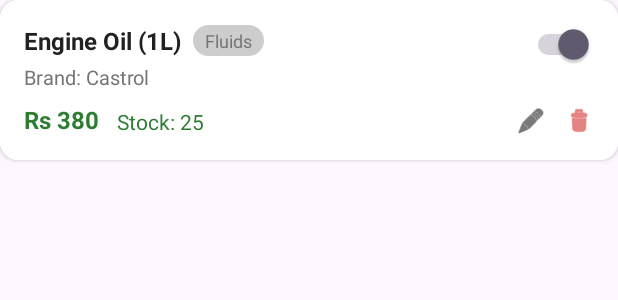
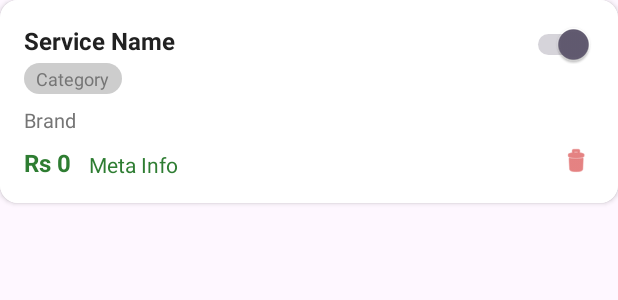
Before and after one commit to emaadi-source/Auto-Care-MobileApp, an Android app: the layout item_service_card.xml on its own in the app's theme, with its tools: preview values and no code run, on a phone screen of 412 x 824 dp. Shown: the top 300 px of the screen. Run offline under Robolectric (Android 15) with nearby library versions, the phone set to English and light mode, and no system bars.

Commit message:
added delete and toggle functionality on the manage services screen

```diff
--- a/app/src/main/java/com/haris/semesterproject/provider/data/ServiceItem.kt
+++ b/app/src/main/java/com/haris/semesterproject/provider/data/ServiceItem.kt
@@ -11,7 +11,7 @@ data class ServiceItem(
     val stock: Int? = null,
     // Specific to Services
     val duration: String? = null,
-    var isActive: Boolean = true
+    val is_active: Int = 1
 )
 
 enum class ItemType { SERVICE, PART }
--- a/app/src/main/res/layout/activity_manage_services.xml
+++ b/app/src/main/res/layout/activity_manage_services.xml
@@ -90,6 +90,7 @@
             android:orientation="horizontal">
 
             <EditText
+                android:id="@+id/etSearch"
                 android:layout_width="0dp"
                 android:layout_height="50dp"
                 android:layout_weight="1"
--- a/app/src/main/res/layout/item_service_card.xml
+++ b/app/src/main/res/layout/item_service_card.xml
@@ -13,60 +13,56 @@
         android:background="@color/white"
         android:padding="16dp">
 
-        <!-- Title -->
         <TextView
             android:id="@+id/tvName"
-            android:layout_width="wrap_content"
+            android:layout_width="0dp"
             android:layout_height="wrap_content"
-            android:text="Engine Oil (1L)"
+            android:text="Service Name"
             android:textStyle="bold"
             android:textSize="16sp"
             android:textColor="@color/text_dark"
             app:layout_constraintStart_toStartOf="parent"
-            app:layout_constraintTop_toTopOf="parent"/>
+            app:layout_constraintTop_toTopOf="parent"
+            app:layout_constraintEnd_toStartOf="@id/switchActive"/>
 
-        <!-- Category Chip -->
-        <TextView
-            android:id="@+id/chipCategory"
-            android:text="Fluids"
-            android:background="@drawable/bg_chip_gray"
-            android:paddingHorizontal="8dp"
-            android:paddingVertical="2dp"
-            android:textSize="12sp"
-            android:textColor="@color/text_gray"
-            android:layout_marginStart="8dp"
-            android:layout_width="wrap_content"
-            android:layout_height="wrap_content"
-            app:layout_constraintStart_toEndOf="@id/tvName"
-            app:layout_constraintTop_toTopOf="@id/tvName"
-            app:layout_constraintBottom_toBottomOf="@id/tvName"/>
-
-        <!-- Toggle Switch -->
         <Switch
+            android:id="@+id/switchActive"
             android:layout_width="wrap_content"
             android:layout_height="wrap_content"
             android:checked="true"
             app:layout_constraintEnd_toEndOf="parent"
             app:layout_constraintTop_toTopOf="parent"/>
 
-        <!-- Brand / Description -->
+        <TextView
+            android:id="@+id/chipCategory"
+            android:text="Category"
+            android:background="@drawable/bg_chip_gray"
+            android:paddingHorizontal="8dp"
+            android:paddingVertical="2dp"
+            android:textSize="12sp"
+            android:textColor="@color/text_gray"
+            android:layout_marginTop="4dp"
+            android:layout_width="wrap_content"
+            android:layout_height="wrap_content"
+            app:layout_constraintStart_toStartOf="parent"
+            app:layout_constraintTop_toBottomOf="@id/tvName"/>
+
         <TextView
             android:id="@+id/tvBrand"
             android:layout_width="wrap_content"
             android:layout_height="wrap_content"
-            android:text="Brand: Castrol"
+            android:text="Brand"
             android:textSize="13sp"
             android:textColor="@color/text_gray"
-            android:layout_marginTop="4dp"
+            android:layout_marginTop="8dp"
             app:layout_constraintStart_toStartOf="parent"
-            app:layout_constraintTop_toBottomOf="@id/tvName"/>
+            app:layout_constraintTop_toBottomOf="@id/chipCategory"/>
 
-        <!-- Price -->
         <TextView
             android:id="@+id/tvPrice"
             android:layout_width="wrap_content"
             android:layout_height="wrap_content"
-            android:text="Rs 380"
+            android:text="Rs 0"
             android:textColor="@color/status_green_text"
             android:textStyle="bold"
             android:textSize="16sp"
@@ -74,19 +70,17 @@
             app:layout_constraintStart_toStartOf="parent"
             app:layout_constraintTop_toBottomOf="@id/tvBrand"/>
 
-        <!-- Stock / Duration -->
         <TextView
             android:id="@+id/tvMeta"
             android:layout_width="wrap_content"
             android:layout_height="wrap_content"
-            android:text="Stock: 25"
+            android:text="Meta Info"
             android:textColor="@color/status_green_text"
             android:textSize="14sp"
             android:layout_marginStart="12dp"
             app:layout_constraintStart_toEndOf="@id/tvPrice"
             app:layout_constraintBottom_toBottomOf="@id/tvPrice"/>
 
-        <!-- Edit/Delete Icons -->
         <LinearLayout
             android:layout_width="wrap_content"
             android:layout_height="wrap_content"
@@ -94,17 +88,12 @@
             app:layout_constraintBottom_toBottomOf="parent">
 
             <ImageView
-                android:layout_width="20dp"
-                android:layout_height="20dp"
-                android:src="@android:drawable/ic_menu_edit"
-                app:tint="@color/text_dark"
-                android:layout_marginEnd="12dp"/>
-            <ImageView
                 android:id="@+id/btnDelete"
-                android:layout_width="20dp"
-                android:layout_height="20dp"
+                android:layout_width="24dp"
+                android:layout_height="24dp"
                 android:src="@android:drawable/ic_menu_delete"
-                app:tint="#D32F2F"/>
+                app:tint="#D32F2F"
+                android:padding="2dp"/>
         </LinearLayout>
 
     </androidx.constraintlayout.widget.ConstraintLayout>
```
Also changed, not shown: app/src/main/java/com/haris/semesterproject/network/Api.kt (+14 -0 lines), app/src/main/java/com/haris/semesterproject/provider/adapter/ServicePartAdapter.kt (+33 -16 lines), app/src/main/java/com/haris/semesterproject/provider/ui/ManageServicesActivity.kt (+65 -88 lines).
